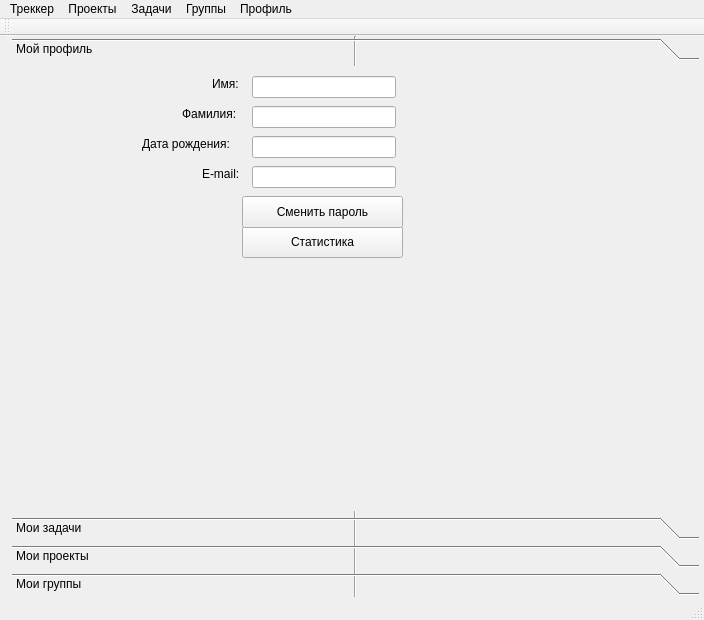
Qt form mainwindow.ui (wid0ki/BugzBunny) before a commit.
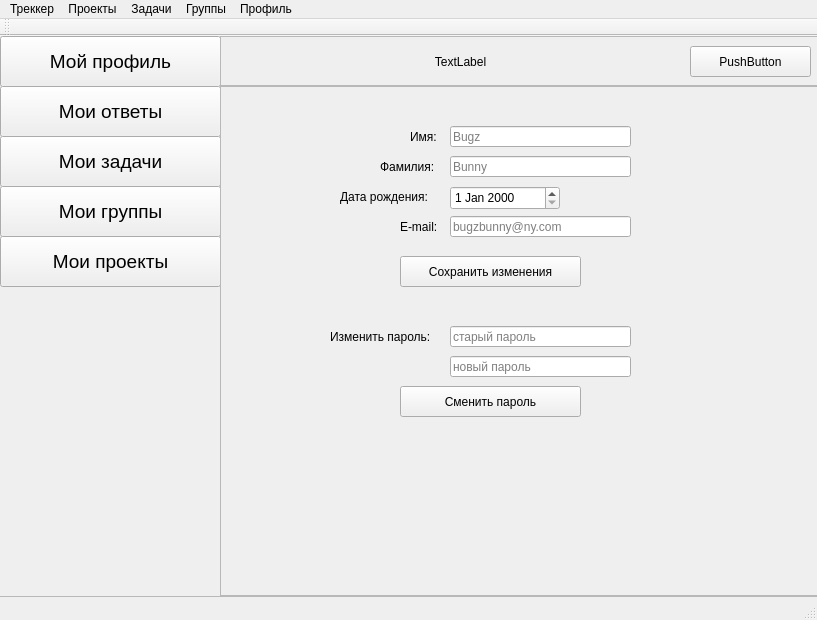
The same form after that commit.

The edit to the form file:
```diff
--- a/mainwindow.ui
+++ b/mainwindow.ui
@@ -6,7 +6,7 @@
    <rect>
     <x>0</x>
     <y>0</y>
-    <width>704</width>
+    <width>817</width>
     <height>620</height>
    </rect>
   </property>
@@ -14,202 +14,408 @@
    <string>BugzBunny</string>
   </property>
   <widget class="QWidget" name="centralWidget">
-   <widget class="QToolBox" name="toolBox">
+   <widget class="QFrame" name="frame">
     <property name="geometry">
      <rect>
-      <x>10</x>
+      <x>-20</x>
       <y>0</y>
-      <width>691</width>
+      <width>241</width>
       <height>561</height>
      </rect>
     </property>
     <property name="frameShape">
-     <enum>QFrame::VLine</enum>
+     <enum>QFrame::StyledPanel</enum>
     </property>
     <property name="frameShadow">
-     <enum>QFrame::Sunken</enum>
+     <enum>QFrame::Raised</enum>
     </property>
-    <property name="currentIndex">
-     <number>0</number>
-    </property>
-    <widget class="QWidget" name="page">
+    <widget class="QPushButton" name="profileButton">
      <property name="geometry">
       <rect>
-       <x>0</x>
+       <x>20</x>
        <y>0</y>
-       <width>689</width>
-       <height>423</height>
+       <width>221</width>
+       <height>51</height>
       </rect>
      </property>
-     <attribute name="label">
+     <property name="font">
+      <font>
+       <family>Helvetica</family>
+       <pointsize>14</pointsize>
+      </font>
+     </property>
+     <property name="autoFillBackground">
+      <bool>true</bool>
+     </property>
+     <property name="text">
       <string>Мой профиль</string>
-     </attribute>
-     <widget class="QLineEdit" name="lineEdit_4">
-      <property name="geometry">
-       <rect>
-        <x>240</x>
-        <y>100</y>
-        <width>144</width>
-        <height>22</height>
-       </rect>
-      </property>
-     </widget>
-     <widget class="QLabel" name="label_2">
-      <property name="geometry">
-       <rect>
-        <x>170</x>
-        <y>40</y>
-        <width>61</width>
-        <height>16</height>
-       </rect>
-      </property>
-      <property name="text">
-       <string>Фамилия:</string>
-      </property>
-     </widget>
-     <widget class="QPushButton" name="pushButton_2">
-      <property name="geometry">
-       <rect>
-        <x>230</x>
-        <y>160</y>
-        <width>161</width>
-        <height>32</height>
-       </rect>
-      </property>
-      <property name="text">
-       <string>Статистика</string>
-      </property>
-     </widget>
-     <widget class="QPushButton" name="pushButton">
-      <property name="geometry">
-       <rect>
-        <x>230</x>
-        <y>130</y>
-        <width>161</width>
-        <height>32</height>
-       </rect>
-      </property>
-      <property name="text">
-       <string>Сменить пароль</string>
-      </property>
-     </widget>
-     <widget class="QLineEdit" name="lineEdit_2">
-      <property name="geometry">
-       <rect>
-        <x>240</x>
-        <y>40</y>
-        <width>144</width>
-        <height>22</height>
-       </rect>
-      </property>
-     </widget>
-     <widget class="QLabel" name="label_3">
-      <property name="geometry">
-       <rect>
-        <x>130</x>
-        <y>70</y>
-        <width>104</width>
-        <height>16</height>
-       </rect>
-      </property>
-      <property name="text">
-       <string>Дата рождения:</string>
-      </property>
-     </widget>
-     <widget class="QLabel" name="label_4">
-      <property name="geometry">
-       <rect>
-        <x>190</x>
-        <y>100</y>
-        <width>46</width>
-        <height>16</height>
-       </rect>
-      </property>
-      <property name="text">
-       <string>E-mail:</string>
-      </property>
-     </widget>
-     <widget class="QLineEdit" name="lineEdit_3">
-      <property name="geometry">
-       <rect>
-        <x>240</x>
-        <y>70</y>
-        <width>144</width>
-        <height>22</height>
-       </rect>
-      </property>
-     </widget>
-     <widget class="QLabel" name="label">
-      <property name="geometry">
-       <rect>
-        <x>200</x>
-        <y>10</y>
-        <width>30</width>
-        <height>16</height>
-       </rect>
-      </property>
-      <property name="text">
-       <string>Имя:</string>
-      </property>
-     </widget>
-     <widget class="QLineEdit" name="lineEdit">
-      <property name="geometry">
-       <rect>
-        <x>240</x>
-        <y>10</y>
-        <width>144</width>
-        <height>22</height>
-       </rect>
-      </property>
-     </widget>
+     </property>
     </widget>
-    <widget class="QWidget" name="page_2">
+    <widget class="QPushButton" name="commentButton">
      <property name="geometry">
       <rect>
-       <x>0</x>
-       <y>0</y>
-       <width>689</width>
-       <height>423</height>
+       <x>20</x>
+       <y>50</y>
+       <width>221</width>
+       <height>51</height>
       </rect>
      </property>
-     <attribute name="label">
+     <property name="font">
+      <font>
+       <family>Helvetica</family>
+       <pointsize>14</pointsize>
+      </font>
+     </property>
+     <property name="autoFillBackground">
+      <bool>true</bool>
+     </property>
+     <property name="text">
+      <string>Мои ответы</string>
+     </property>
+    </widget>
+    <widget class="QPushButton" name="taskButton">
+     <property name="geometry">
+      <rect>
+       <x>20</x>
+       <y>100</y>
+       <width>221</width>
+       <height>51</height>
+      </rect>
+     </property>
+     <property name="font">
+      <font>
+       <family>Helvetica</family>
+       <pointsize>14</pointsize>
+      </font>
+     </property>
+     <property name="autoFillBackground">
+      <bool>true</bool>
+     </property>
+     <property name="text">
       <string>Мои задачи</string>
-     </attribute>
+     </property>
     </widget>
-    <widget class="QWidget" name="page_3">
+    <widget class="QPushButton" name="projectButton">
      <property name="geometry">
       <rect>
-       <x>0</x>
-       <y>0</y>
-       <width>689</width>
-       <height>423</height>
+       <x>20</x>
+       <y>200</y>
+       <width>221</width>
+       <height>51</height>
       </rect>
      </property>
-     <attribute name="label">
+     <property name="font">
+      <font>
+       <family>Helvetica</family>
+       <pointsize>14</pointsize>
+      </font>
+     </property>
+     <property name="autoFillBackground">
+      <bool>true</bool>
+     </property>
+     <property name="text">
       <string>Мои проекты</string>
-     </attribute>
+     </property>
     </widget>
-    <widget class="QWidget" name="page_4">
+    <widget class="QPushButton" name="grpButton">
      <property name="geometry">
       <rect>
-       <x>0</x>
-       <y>0</y>
-       <width>689</width>
-       <height>423</height>
+       <x>20</x>
+       <y>150</y>
+       <width>221</width>
+       <height>51</height>
       </rect>
      </property>
-     <attribute name="label">
+     <property name="font">
+      <font>
+       <family>Helvetica</family>
+       <pointsize>14</pointsize>
+      </font>
+     </property>
+     <property name="autoFillBackground">
+      <bool>true</bool>
+     </property>
+     <property name="text">
       <string>Мои группы</string>
-     </attribute>
+     </property>
     </widget>
    </widget>
+   <widget class="QFrame" name="frame_2">
+    <property name="geometry">
+     <rect>
+      <x>220</x>
+      <y>0</y>
+      <width>601</width>
+      <height>51</height>
+     </rect>
+    </property>
+    <property name="frameShape">
+     <enum>QFrame::StyledPanel</enum>
+    </property>
+    <property name="frameShadow">
+     <enum>QFrame::Raised</enum>
+    </property>
+    <widget class="QPushButton" name="rightButton">
+     <property name="geometry">
+      <rect>
+       <x>470</x>
+       <y>10</y>
+       <width>121</width>
+       <height>31</height>
+      </rect>
+     </property>
+     <property name="text">
+      <string>PushButton</string>
+     </property>
+    </widget>
+    <widget class="QLabel" name="title">
+     <property name="geometry">
+      <rect>
+       <x>20</x>
+       <y>10</y>
+       <width>441</width>
+       <height>31</height>
+      </rect>
+     </property>
+     <property name="layoutDirection">
+      <enum>Qt::LeftToRight</enum>
+     </property>
+     <property name="text">
+      <string>TextLabel</string>
+     </property>
+     <property name="alignment">
+      <set>Qt::AlignCenter</set>
+     </property>
+    </widget>
+   </widget>
+   <widget class="QFrame" name="frame_3">
+    <property name="geometry">
+     <rect>
+      <x>220</x>
+      <y>50</y>
+      <width>601</width>
+      <height>511</height>
+     </rect>
+    </property>
+    <property name="frameShape">
+     <enum>QFrame::StyledPanel</enum>
+    </property>
+    <property name="frameShadow">
+     <enum>QFrame::Raised</enum>
+    </property>
+    <widget class="QLabel" name="label">
+     <property name="geometry">
+      <rect>
+       <x>190</x>
+       <y>30</y>
+       <width>31</width>
+       <height>41</height>
+      </rect>
+     </property>
+     <property name="text">
+      <string>Имя:</string>
+     </property>
+    </widget>
+    <widget class="QLineEdit" name="lineEdit_2">
+     <property name="geometry">
+      <rect>
+       <x>230</x>
+       <y>70</y>
+       <width>181</width>
+       <height>21</height>
+      </rect>
+     </property>
+     <property name="placeholderText">
+      <string>Bunny</string>
+     </property>
+    </widget>
+    <widget class="QLineEdit" name="lineEdit">
+     <property name="geometry">
+      <rect>
+       <x>230</x>
+       <y>40</y>
+       <width>181</width>
+       <height>21</height>
+      </rect>
+     </property>
+     <property name="placeholderText">
+      <string>Bugz</string>
+     </property>
+    </widget>
+    <widget class="QLabel" name="label_2">
+     <property name="geometry">
+      <rect>
+       <x>160</x>
+       <y>60</y>
+       <width>71</width>
+       <height>41</height>
+      </rect>
+     </property>
+     <property name="text">
+      <string>Фамилия:</string>
+     </property>
+    </widget>
+    <widget class="QLabel" name="label_3">
+     <property name="geometry">
+      <rect>
+       <x>120</x>
+       <y>90</y>
+       <width>111</width>
+       <height>41</height>
+      </rect>
+     </property>
+     <property name="text">
+      <string>Дата рождения:</string>
+     </property>
+    </widget>
+    <widget class="QLineEdit" name="lineEdit_3">
+     <property name="geometry">
+      <rect>
+       <x>230</x>
+       <y>130</y>
+       <width>181</width>
+       <height>21</height>
+      </rect>
+     </property>
+     <property name="placeholderText">
+      <string>bugzbunny@ny.com</string>
+     </property>
+    </widget>
+    <widget class="QLabel" name="label_5">
+     <property name="geometry">
+      <rect>
+       <x>110</x>
+       <y>230</y>
+       <width>121</width>
+       <height>41</height>
+      </rect>
+     </property>
+     <property name="text">
+      <string>Изменить пароль:</string>
+     </property>
+    </widget>
+    <widget class="QLabel" name="label_4">
+     <property name="geometry">
+      <rect>
+       <x>180</x>
+       <y>120</y>
+       <width>61</width>
+       <height>41</height>
+      </rect>
+     </property>
+     <property name="text">
+      <string>E-mail:</string>
+     </property>
+    </widget>
+    <widget class="QDateEdit" name="dateEdit">
+     <property name="geometry">
+      <rect>
+       <x>230</x>
+       <y>100</y>
+       <width>110</width>
+       <height>24</height>
+      </rect>
+     </property>
+    </widget>
+    <widget class="QPushButton" name="saveProfile">
+     <property name="geometry">
+      <rect>
+       <x>180</x>
+       <y>170</y>
+       <width>181</width>
+       <height>31</height>
+      </rect>
+     </property>
+     <property name="text">
+      <string>Сохранить изменения</string>
+     </property>
+    </widget>
+    <widget class="QLineEdit" name="lineEdit_4">
+     <property name="geometry">
+      <rect>
+       <x>230</x>
+       <y>240</y>
+       <width>181</width>
+       <height>21</height>
+      </rect>
+     </property>
+     <property name="text">
+      <string/>
+     </property>
+     <property name="placeholderText">
+      <string>старый пароль</string>
+     </property>
+    </widget>
+    <widget class="QLineEdit" name="lineEdit_5">
+     <property name="geometry">
+      <rect>
+       <x>230</x>
+       <y>270</y>
+       <width>181</width>
+       <height>21</height>
+      </rect>
+     </property>
+     <property name="text">
+      <string/>
+     </property>
+     <property name="placeholderText">
+      <string>новый пароль</string>
+     </property>
+    </widget>
+    <widget class="QPushButton" name="savePass">
+     <property name="geometry">
+      <rect>
+       <x>180</x>
+       <y>300</y>
+       <width>181</width>
+       <height>31</height>
+      </rect>
+     </property>
+     <property name="text">
+      <string>Сменить пароль</string>
+     </property>
+    </widget>
+    <zorder>label</zorder>
+    <zorder>lineEdit_2</zorder>
+    <zorder>lineEdit</zorder>
+    <zorder>label_2</zorder>
+    <zorder>label_3</zorder>
+    <zorder>label_5</zorder>
+    <zorder>label_4</zorder>
+    <zorder>dateEdit</zorder>
+    <zorder>saveProfile</zorder>
+    <zorder>lineEdit_4</zorder>
+    <zorder>lineEdit_5</zorder>
+    <zorder>savePass</zorder>
+    <zorder>lineEdit_3</zorder>
+   </widget>
+   <widget class="QFrame" name="frame_4">
+    <property name="geometry">
+     <rect>
+      <x>220</x>
+      <y>49</y>
+      <width>601</width>
+      <height>511</height>
+     </rect>
+    </property>
+    <property name="frameShape">
+     <enum>QFrame::StyledPanel</enum>
+    </property>
+    <property name="frameShadow">
+     <enum>QFrame::Raised</enum>
+    </property>
+   </widget>
+   <zorder>frame_3</zorder>
+   <zorder>frame</zorder>
+   <zorder>frame_2</zorder>
+   <zorder>frame_4</zorder>
   </widget>
   <widget class="QMenuBar" name="menuBar">
    <property name="geometry">
     <rect>
      <x>0</x>
      <y>0</y>
-     <width>704</width>
+     <width>817</width>
      <height>22</height>
     </rect>
    </property>
```
Left out of the diff: 13 changed lines with no effect on the pictures.
